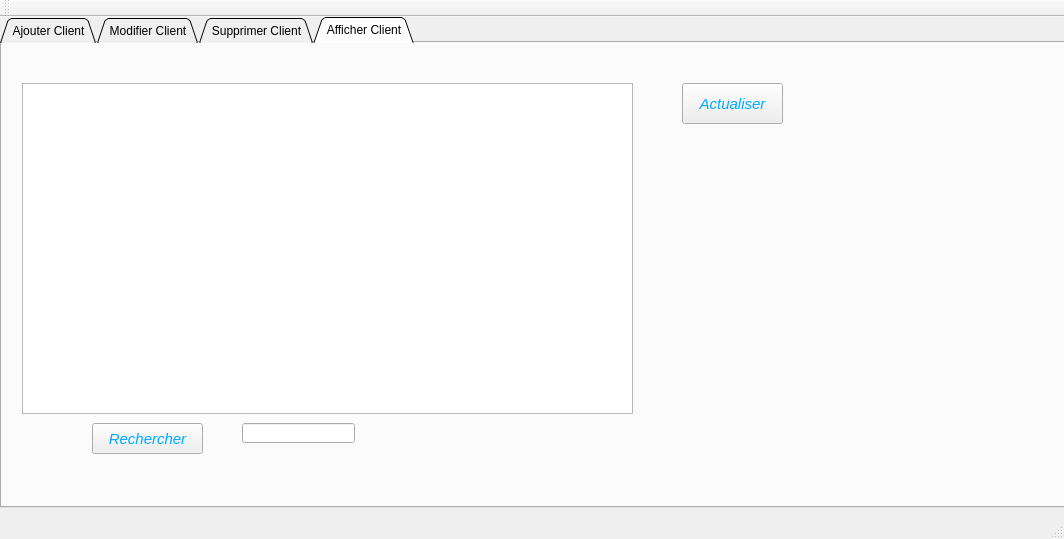
The window that mainwindow.ui (Azizomezine/Smart-garage) describes before a commit, drawn with Qt 5.
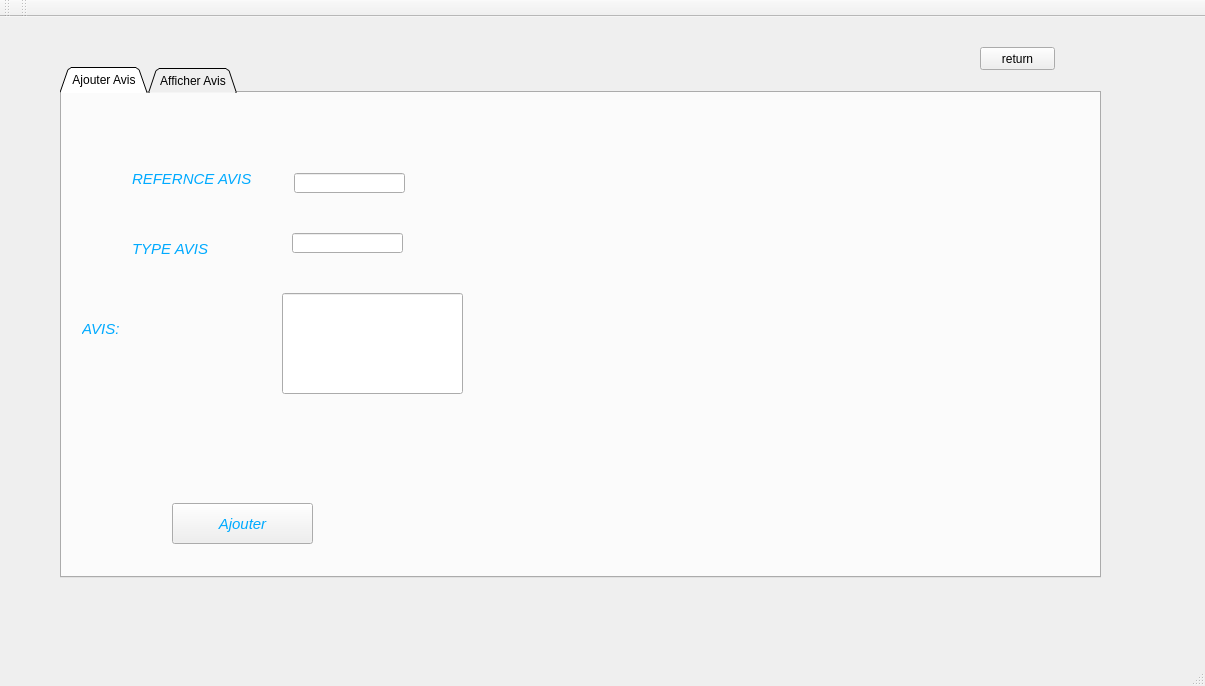
The same window after the commit. The open tabs and pages were chosen to show the change. Icons and pictures are not drawn.

Commit message: ajouter qr code

Patch:
```diff
--- a/mainwindow.ui
+++ b/mainwindow.ui
@@ -6,8 +6,8 @@
    <rect>
     <x>0</x>
     <y>0</y>
-    <width>1064</width>
-    <height>539</height>
+    <width>1205</width>
+    <height>686</height>
    </rect>
   </property>
   <property name="windowTitle">
@@ -17,11 +17,55 @@
    <string notr="true">background-image: url(:/img/Capture.PNG);</string>
   </property>
   <widget class="QWidget" name="centralWidget">
+   <widget class="QStackedWidget" name="stackedWidget">
+    <property name="geometry">
+     <rect>
+      <x>40</x>
+      <y>20</y>
+      <width>1111</width>
+      <height>591</height>
+     </rect>
+    </property>
+    <property name="styleSheet">
+     <string notr="true">background-image: url(:/im/Capture.PNG);</string>
+    </property>
+    <property name="currentIndex">
+     <number>1</number>
+    </property>
+    <widget class="QWidget" name="page_9">
+     <widget class="QPushButton" name="pushButtonAvis">
+      <property name="geometry">
+       <rect>
+        <x>640</x>
+        <y>190</y>
+        <width>151</width>
+        <height>121</height>
+       </rect>
+      </property>
+      <property name="text">
+       <string>AVIS</string>
+      </property>
+     </widget>
+     <widget class="QPushButton" name="pushButtonClient">
+      <property name="geometry">
+       <rect>
+        <x>230</x>
+        <y>200</y>
+        <width>151</width>
+        <height>121</height>
+       </rect>
+      </property>
+      <property name="text">
+       <string> CLIENT</string>
+      </property>
+     </widget>
+    </widget>
+    <widget class="QWidget" name="page_7">
    <widget class="QTabWidget" name="ModifierClient_2">
     <property name="geometry">
      <rect>
-      <x>0</x>
-      <y>0</y>
+        <x>20</x>
+        <y>50</y>
       <width>1071</width>
       <height>491</height>
      </rect>
@@ -457,6 +501,287 @@
        </rect>
       </property>
      </widget>
+       <widget class="QPushButton" name="pushButtontrier">
+        <property name="geometry">
+         <rect>
+          <x>90</x>
+          <y>420</y>
+          <width>111</width>
+          <height>31</height>
+         </rect>
+        </property>
+        <property name="styleSheet">
+         <string notr="true">
+color: rgb(0, 170, 255);
+font-size:15px;
+font-style:italic;</string>
+        </property>
+        <property name="text">
+         <string>Trier par REF</string>
+        </property>
+       </widget>
+       <widget class="QPushButton" name="qrcodegen">
+        <property name="geometry">
+         <rect>
+          <x>690</x>
+          <y>370</y>
+          <width>181</width>
+          <height>23</height>
+         </rect>
+        </property>
+        <property name="text">
+         <string>Générer QR Code</string>
+        </property>
+       </widget>
+       <widget class="QLabel" name="qrcodecommande">
+        <property name="enabled">
+         <bool>true</bool>
+        </property>
+        <property name="geometry">
+         <rect>
+          <x>686</x>
+          <y>150</y>
+          <width>200</width>
+          <height>200</height>
+         </rect>
+        </property>
+        <property name="sizePolicy">
+         <sizepolicy hsizetype="Fixed" vsizetype="Fixed">
+          <horstretch>0</horstretch>
+          <verstretch>0</verstretch>
+         </sizepolicy>
+        </property>
+        <property name="minimumSize">
+         <size>
+          <width>200</width>
+          <height>200</height>
+         </size>
+        </property>
+        <property name="maximumSize">
+         <size>
+          <width>200</width>
+          <height>200</height>
+         </size>
+        </property>
+        <property name="text">
+         <string/>
+        </property>
+       </widget>
+      </widget>
+     </widget>
+     <widget class="QPushButton" name="pushButton">
+      <property name="geometry">
+       <rect>
+        <x>950</x>
+        <y>30</y>
+        <width>75</width>
+        <height>23</height>
+       </rect>
+      </property>
+      <property name="text">
+       <string>return</string>
+      </property>
+     </widget>
+    </widget>
+    <widget class="QWidget" name="page_8">
+     <widget class="QTabWidget" name="tabWidget">
+      <property name="geometry">
+       <rect>
+        <x>20</x>
+        <y>30</y>
+        <width>1041</width>
+        <height>511</height>
+       </rect>
+      </property>
+      <property name="tabPosition">
+       <enum>QTabWidget::North</enum>
+      </property>
+      <property name="tabShape">
+       <enum>QTabWidget::Triangular</enum>
+      </property>
+      <property name="currentIndex">
+       <number>1</number>
+      </property>
+      <widget class="QWidget" name="tab_4">
+       <attribute name="title">
+        <string>Ajouter Avis</string>
+       </attribute>
+       <widget class="QLabel" name="label_7">
+        <property name="geometry">
+         <rect>
+          <x>70</x>
+          <y>70</y>
+          <width>141</width>
+          <height>31</height>
+         </rect>
+        </property>
+        <property name="styleSheet">
+         <string notr="true">
+color: rgb(0, 170, 255);
+font-size:15px;
+font-style:italic;
+	
+</string>
+        </property>
+        <property name="text">
+         <string>REFERNCE AVIS</string>
+        </property>
+       </widget>
+       <widget class="QLineEdit" name="Ref_avis">
+        <property name="geometry">
+         <rect>
+          <x>232</x>
+          <y>80</y>
+          <width>111</width>
+          <height>20</height>
+         </rect>
+        </property>
+       </widget>
+       <widget class="QLabel" name="label_12">
+        <property name="geometry">
+         <rect>
+          <x>70</x>
+          <y>140</y>
+          <width>141</width>
+          <height>31</height>
+         </rect>
+        </property>
+        <property name="styleSheet">
+         <string notr="true">
+color: rgb(0, 170, 255);
+font-size:15px;
+font-style:italic;
+	
+</string>
+        </property>
+        <property name="text">
+         <string>TYPE AVIS</string>
+        </property>
+       </widget>
+       <widget class="QLineEdit" name="Type_avis">
+        <property name="geometry">
+         <rect>
+          <x>230</x>
+          <y>140</y>
+          <width>111</width>
+          <height>20</height>
+         </rect>
+        </property>
+       </widget>
+       <widget class="QLabel" name="label_13">
+        <property name="geometry">
+         <rect>
+          <x>20</x>
+          <y>220</y>
+          <width>141</width>
+          <height>31</height>
+         </rect>
+        </property>
+        <property name="styleSheet">
+         <string notr="true">
+color: rgb(0, 170, 255);
+font-size:15px;
+font-style:italic;
+	
+</string>
+        </property>
+        <property name="text">
+         <string>AVIS:</string>
+        </property>
+       </widget>
+       <widget class="QPushButton" name="pushButtonAjouteravis">
+        <property name="geometry">
+         <rect>
+          <x>110</x>
+          <y>410</y>
+          <width>141</width>
+          <height>41</height>
+         </rect>
+        </property>
+        <property name="styleSheet">
+         <string notr="true">QPushButton{
+color: rgb(0, 170, 255);
+font-size:15px;
+font-style:italic;
+	
+}</string>
+        </property>
+        <property name="text">
+         <string>Ajouter</string>
+        </property>
+       </widget>
+       <widget class="QLineEdit" name="texteavis">
+        <property name="geometry">
+         <rect>
+          <x>220</x>
+          <y>200</y>
+          <width>181</width>
+          <height>101</height>
+         </rect>
+        </property>
+       </widget>
+      </widget>
+      <widget class="QWidget" name="tab_5">
+       <attribute name="title">
+        <string>Afficher Avis</string>
+       </attribute>
+       <widget class="QTableView" name="tableavis">
+        <property name="geometry">
+         <rect>
+          <x>70</x>
+          <y>70</y>
+          <width>441</width>
+          <height>281</height>
+         </rect>
+        </property>
+       </widget>
+       <widget class="QPushButton" name="pushButtonActualiser_2">
+        <property name="geometry">
+         <rect>
+          <x>550</x>
+          <y>70</y>
+          <width>101</width>
+          <height>41</height>
+         </rect>
+        </property>
+        <property name="styleSheet">
+         <string notr="true">
+color: rgb(0, 170, 255);
+font-size:15px;
+font-style:italic;</string>
+        </property>
+        <property name="text">
+         <string>Actualiser</string>
+        </property>
+       </widget>
+       <widget class="QPushButton" name="pushButtonSupprimer_2">
+        <property name="geometry">
+         <rect>
+          <x>90</x>
+          <y>370</y>
+          <width>131</width>
+          <height>41</height>
+         </rect>
+        </property>
+        <property name="text">
+         <string>Supprimer</string>
+        </property>
+       </widget>
+      </widget>
+     </widget>
+     <widget class="QPushButton" name="pushButton_2">
+      <property name="geometry">
+       <rect>
+        <x>940</x>
+        <y>10</y>
+        <width>75</width>
+        <height>23</height>
+       </rect>
+      </property>
+      <property name="text">
+       <string>return</string>
+      </property>
+     </widget>
     </widget>
    </widget>
   </widget>
@@ -479,6 +804,17 @@
    </attribute>
   </widget>
   <widget class="QStatusBar" name="statusBar"/>
+  <widget class="QToolBar" name="toolBar">
+   <property name="windowTitle">
+    <string>toolBar</string>
+   </property>
+   <attribute name="toolBarArea">
+    <enum>TopToolBarArea</enum>
+   </attribute>
+   <attribute name="toolBarBreak">
+    <bool>false</bool>
+   </attribute>
+  </widget>
  </widget>
  <layoutdefault spacing="6" margin="11"/>
  <resources/>
```
Left out of the diff: 124 changed lines with no effect on the pictures. Lines whose indentation alone changed are shown as unchanged. The commit also changes 10 other files.
